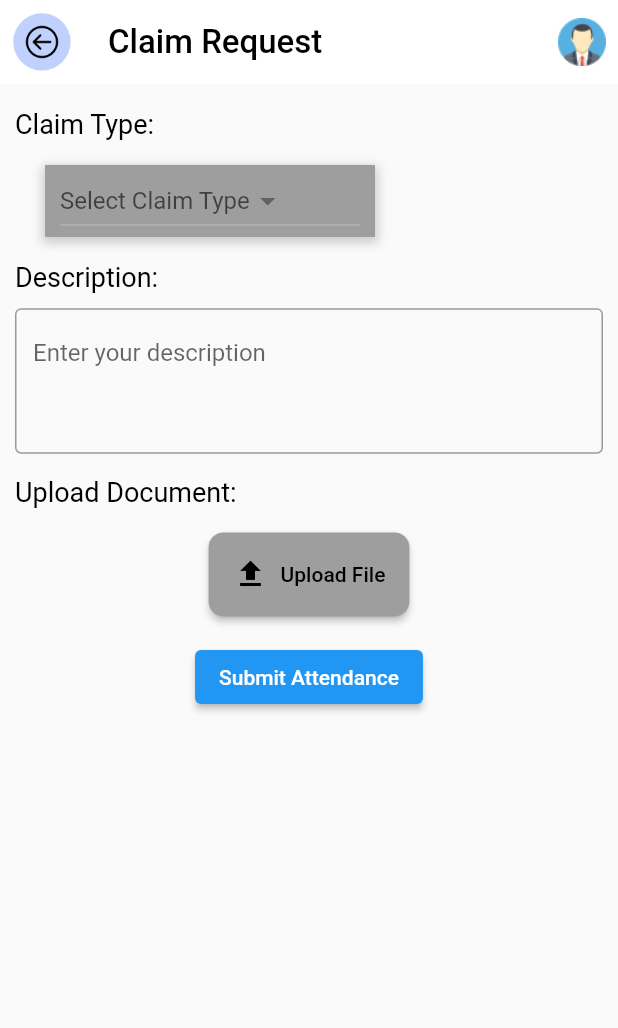
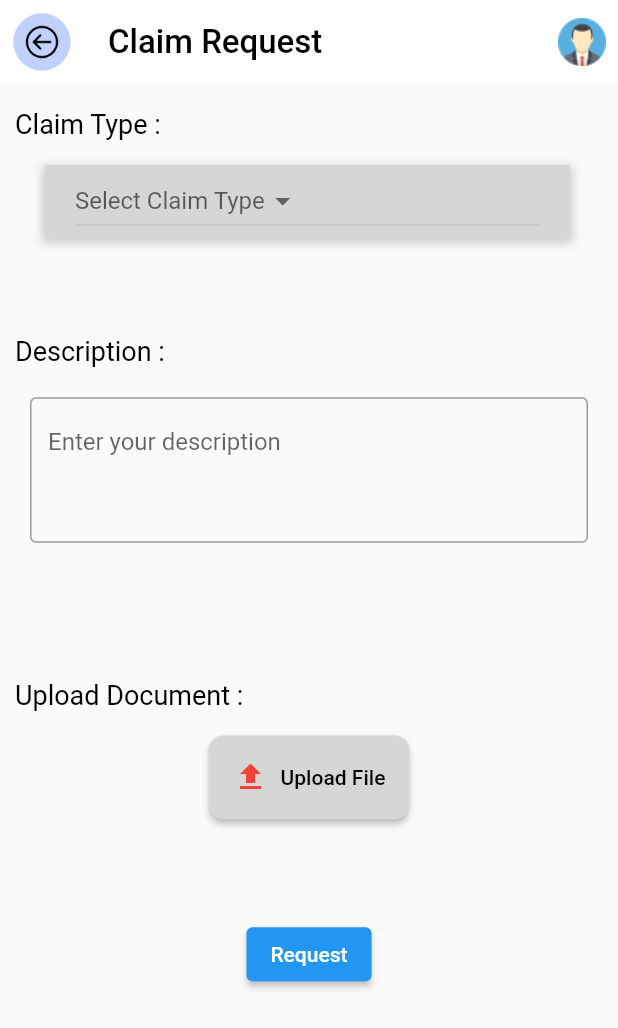
Before and after one commit to funky-dev99/Attendance-User, a Flutter app: the ClaimPage screen opened directly, on a phone screen of 412 x 824 dp. Shown: the top 1028 px of the screen. Run offline on Flutter 3.47's test engine with Material 2 defaults, Android fonts, the phone set to English and light mode, and no system bars; our stand-ins replace dropdown_button2, file_picker, location, qr_flutter.

Commit message:
Claim Page Deco

```diff
--- a/attend_user/lib/pages/claim_page.dart
+++ b/attend_user/lib/pages/claim_page.dart
@@ -66,7 +66,7 @@ class _ClaimPageState extends State<ClaimPage> {
                   padding: const EdgeInsets.only(left: 0.0),
                   margin: const EdgeInsets.only(left: 10.0),
                   child: const Text(
-                    'Claim Type:',
+                    'Claim Type :',
                     style: TextStyle(
                       fontSize: 18,
                       color: Colors.black,
@@ -85,10 +85,10 @@ class _ClaimPageState extends State<ClaimPage> {
               children: [
                 Container(
                   margin: const EdgeInsets.only(left: 30),
-                  padding: const EdgeInsets.symmetric(horizontal: 10.0),
-                  width: 220,
+                  padding: const EdgeInsets.symmetric(horizontal: 20.0),
+                  width: 350,
                   decoration: BoxDecoration(
-                    color: Colors.grey, // Change the color to your desired color
+                    color: Colors.grey[350], // Change the color to your desired color
                     boxShadow: [
                       BoxShadow(
                         color: Colors.grey.withOpacity(
@@ -115,13 +115,15 @@ class _ClaimPageState extends State<ClaimPage> {
                         child: Text(claimType),
                       );
                     }).toList(),
+
+
                   ),
                 ),
               ],
             ),
 
             SizedBox(
-              height: getSizeBoxHeight(context),
+              height: getSizeBoxHeightL(context),
             ),
 
             //Description Text
@@ -131,7 +133,7 @@ class _ClaimPageState extends State<ClaimPage> {
                   padding: const EdgeInsets.only(left: 0.0),
                   margin: const EdgeInsets.only(left: 10.0),
                   child: const Text(
-                    'Description:',
+                    'Description :',
                     style: TextStyle(
                       fontSize: 18,
                       color: Colors.black,
@@ -143,7 +145,7 @@ class _ClaimPageState extends State<ClaimPage> {
 
 
             Container(
-              padding: EdgeInsets.all(10.0),
+              padding: EdgeInsets.all(20.0),
               child: TextFormField(
                 controller: desController,
                 keyboardType: TextInputType.multiline,
@@ -154,6 +156,9 @@ class _ClaimPageState extends State<ClaimPage> {
                 ),
               ),
             ),
+            SizedBox(
+              height: getSizeBoxHeightL(context),
+            ),
 
             Row(
               children: [
@@ -161,7 +166,7 @@ class _ClaimPageState extends State<ClaimPage> {
                   padding: const EdgeInsets.only(left: 0.0),
                   margin: const EdgeInsets.only(left: 10.0,top: 5.0),
                   child: const Text(
-                    'Upload Document:',
+                    'Upload Document :',
                     style: TextStyle(
                       fontSize: 18,
                       color: Colors.black,
@@ -190,14 +195,14 @@ class _ClaimPageState extends State<ClaimPage> {
               },
               icon: Icon(
                 Icons.upload,
-                color: Colors.black,
+                color: Colors.red,
               ),
               label: Text(
                 'Upload File',
                 style: TextStyle(color: Colors.black),
               ),
               style: ElevatedButton.styleFrom(
-                padding: const EdgeInsets.all(16.0), backgroundColor: Colors.grey,
+                padding: const EdgeInsets.all(16.0), backgroundColor: Colors.grey[350],
                 shape: RoundedRectangleBorder(
                   borderRadius: BorderRadius.circular(10.0),
                 ), // Background color
@@ -206,7 +211,7 @@ class _ClaimPageState extends State<ClaimPage> {
 
 
             SizedBox(
-              height: getSizeBoxHeight(context),
+              height: getSizeBoxHeightL(context),
             ),
 
             ElevatedButton(
@@ -214,7 +219,7 @@ class _ClaimPageState extends State<ClaimPage> {
                 print('Claim Type: $selectedClaimType');
                 print('Note: $desController');
               },
-              child: const Text('Submit Attendance'),)
+              child: const Text('Request'),)
 
 
 
```
